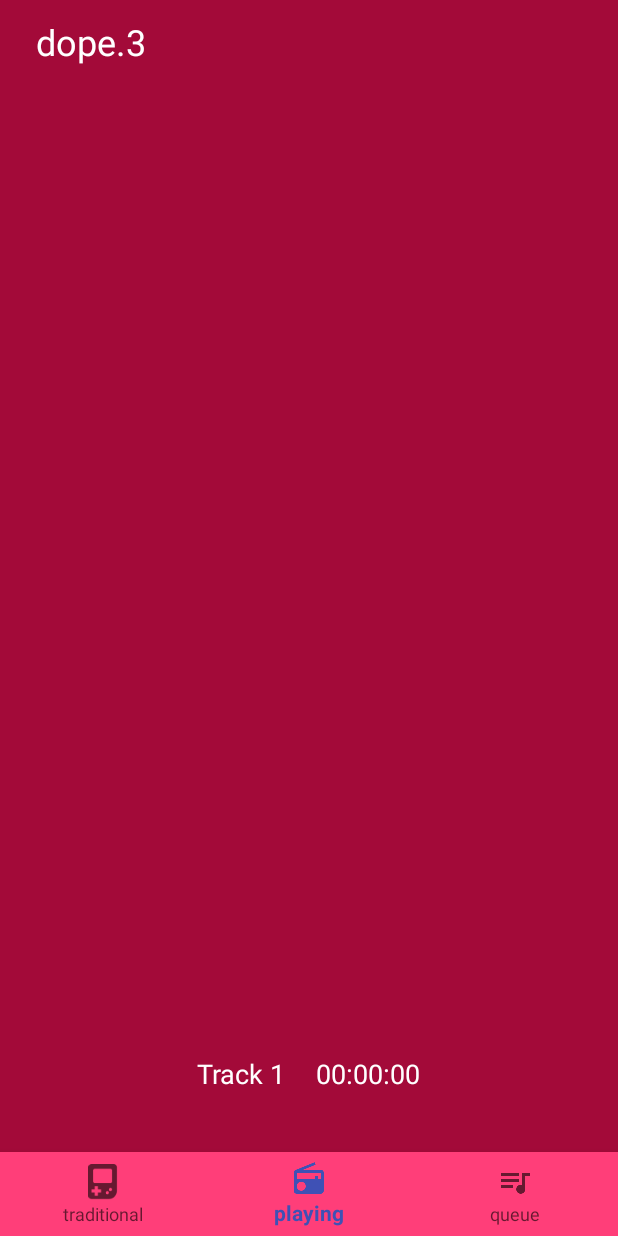
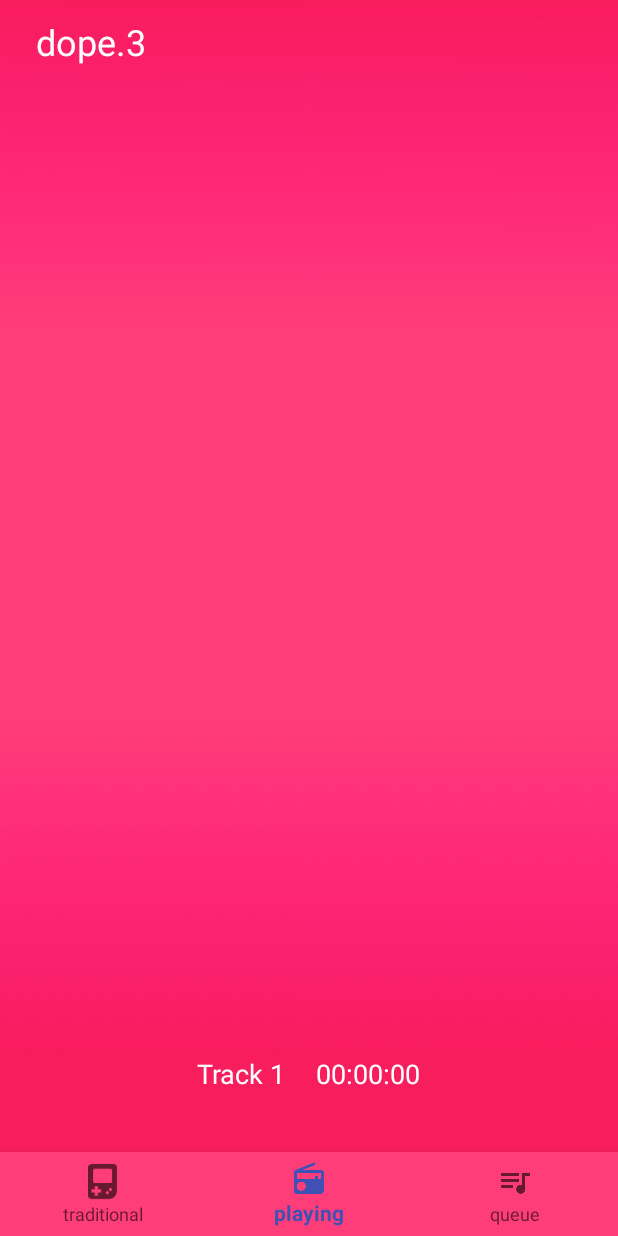
Before and after one commit to jsoftwareengineering/Dope-Player, an Android app: the screen it shows after launch (MainActivity), on a phone screen of 412 x 824 dp. Run offline under Robolectric (Android 15) with nearby library versions, the phone set to English and light mode, and no system bars.

Commit message:
Added background change on MainActivity

```diff
--- a/app/src/main/java/com/example/jamesb/dopeplayer/MainActivity.java
+++ b/app/src/main/java/com/example/jamesb/dopeplayer/MainActivity.java
@@ -1,8 +1,21 @@
 package com.example.jamesb.dopeplayer;
 
 
+import android.os.Bundle;
+import android.widget.RelativeLayout;
+
 public class MainActivity extends BaseActivity{
 
+    RelativeLayout layout;
+
+    @Override
+    protected void onCreate(Bundle savedInstanceState) {
+        super.onCreate(savedInstanceState);
+
+        layout = (RelativeLayout) findViewById(R.id.background);
+        layout.setBackgroundResource(R.drawable.background_gradient);
+
+    }
 
     @Override
     int getContentViewId() {
--- a/app/src/main/res/layout/activity_main.xml
+++ b/app/src/main/res/layout/activity_main.xml
@@ -1,12 +1,13 @@
 <?xml version="1.0" encoding="utf-8"?>
 
 <RelativeLayout xmlns:android="http://schemas.android.com/apk/res/android"
+    android:id="@+id/background"
     xmlns:app="http://schemas.android.com/apk/res-auto"
     xmlns:tools="http://schemas.android.com/tools"
     android:layout_width="match_parent"
     android:layout_height="match_parent"
     tools:context="com.example.jamesb.dopeplayer.MainActivity"
-    android:background="@color/colorPrimaryDark">
+    >
 
     <include
         android:id="@+id/top_title"
--- a/app/src/main/res/layout/base_layout.xml
+++ b/app/src/main/res/layout/base_layout.xml
@@ -5,6 +5,8 @@
     xmlns:app="http://schemas.android.com/apk/res-auto"
     xmlns:tools="http://schemas.android.com/tools"
     xmlns:design="http://schemas.android.com/apk/res-auto">
+
+
 
     <android.support.v7.widget.Toolbar
         android:id="@+id/toolbar2"
@@ -67,6 +69,4 @@
         design:menu="@menu/bottom_nav" />
 
 
-
-
 </RelativeLayout>
```
